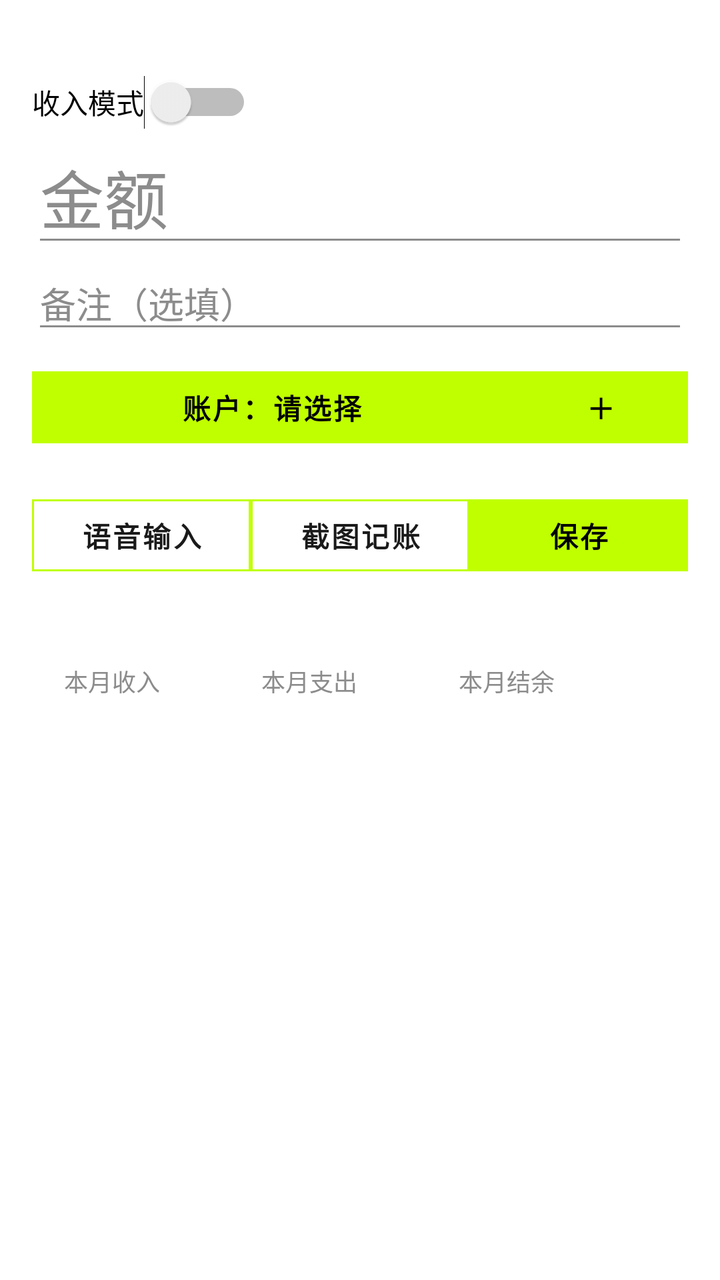
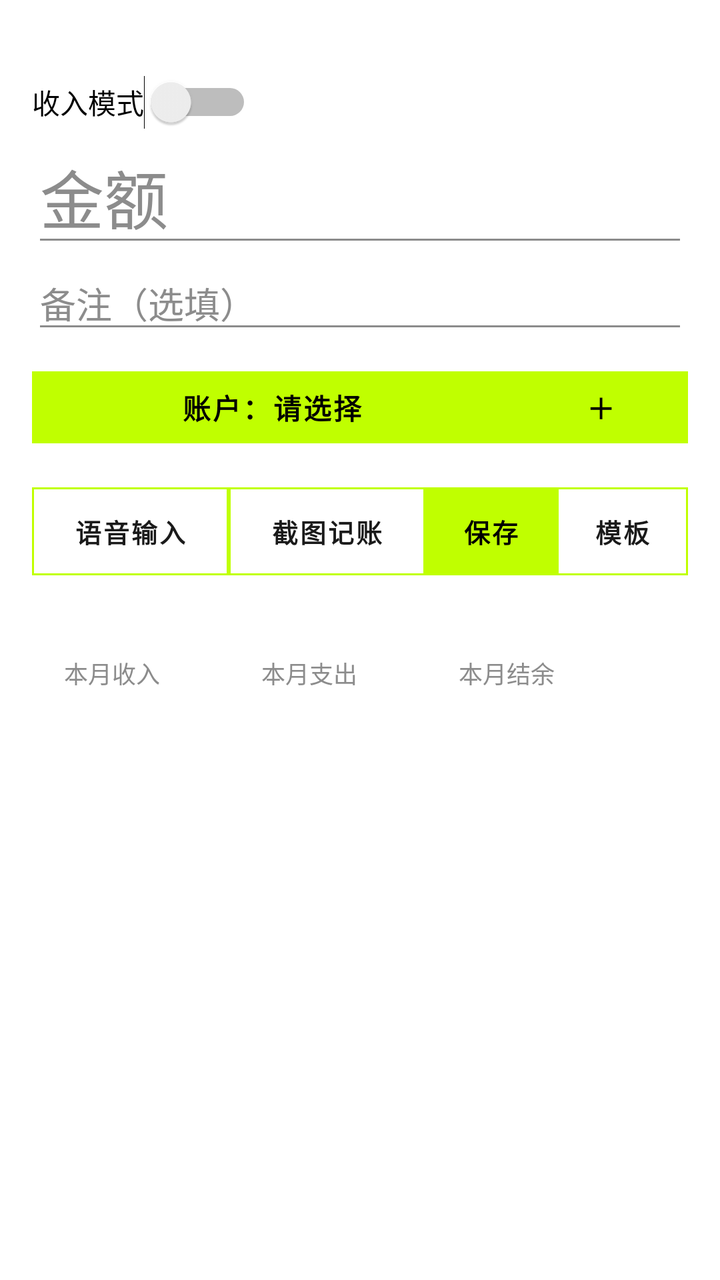

Compare the two renders of this Android layout. The source of the first and the diff that turns it into the second are given below.
<!-- AndroidManifest.xml: application theme Theme.PersonalAccounting -->
<!-- res/layout/fragment_record.xml -->
<?xml version="1.0" encoding="utf-8"?>
<ScrollView xmlns:android="http://schemas.android.com/apk/res/android"
    xmlns:app="http://schemas.android.com/apk/res-auto"
    android:layout_width="match_parent"
    android:layout_height="match_parent"
    android:fillViewport="true">

    <LinearLayout
        android:layout_width="match_parent"
        android:layout_height="wrap_content"
        android:orientation="vertical"
        android:padding="16dp">

        
        <LinearLayout
            android:id="@+id/first_use_card"
            android:layout_width="match_parent"
            android:layout_height="wrap_content"
            android:layout_marginBottom="16dp"
            android:orientation="vertical"
            android:padding="12dp"
            android:background="@drawable/category_chip"
            android:visibility="gone">

            <TextView
                android:layout_width="wrap_content"
                android:layout_height="wrap_content"
                android:text="开始记账"
                android:textColor="@color/text_primary"
                android:textSize="13sp"
                android:textStyle="bold"
                android:fontFamily="monospace" />

            <TextView
                android:layout_width="match_parent"
                android:layout_height="wrap_content"
                android:layout_marginTop="6dp"
                android:text="分类和账户已按常用项配好了（餐饮、交通…现金、微信），直接填金额就能记第一笔。"
                android:textColor="@color/text_secondary"
                android:textSize="13sp" />

            <TextView
                android:layout_width="match_parent"
                android:layout_height="wrap_content"
                android:layout_marginTop="6dp"
                android:text="想改成自己的：右上角「设置」→「管理分类 / 管理账户」。"
                android:textColor="@color/text_secondary"
                android:textSize="13sp" />

            <TextView
                android:layout_width="match_parent"
                android:layout_height="wrap_content"
                android:layout_marginTop="6dp"
                android:text="底部的「报表」能看到分类占比、跨月趋势和 AI 消费分析。"
                android:textColor="@color/text_secondary"
                android:textSize="13sp" />
        </LinearLayout>

        <TextView
            android:id="@+id/date_view"
            android:layout_width="wrap_content"
            android:layout_height="wrap_content"
            android:textStyle="bold"
            android:textSize="16sp"
            android:textColor="@color/text_primary" />

        <Switch
            android:id="@+id/sw_income"
            android:layout_width="wrap_content"
            android:layout_height="wrap_content"
            android:text="收入模式" />

        <EditText
            android:id="@+id/amount_input"
            android:layout_width="match_parent"
            android:layout_height="wrap_content"
            android:hint="@string/amount_hint"
            android:inputType="numberDecimal"
            android:fontFamily="monospace"
            android:textSize="32sp" />

        <EditText
            android:id="@+id/note_input"
            android:layout_width="match_parent"
            android:layout_height="wrap_content"
            android:hint="@string/note_hint"
            android:inputType="text"
            android:fontFamily="monospace" />

        
        <LinearLayout
            android:layout_width="match_parent"
            android:layout_height="wrap_content"
            android:orientation="horizontal"
            android:layout_marginTop="8dp">
            <Button
                android:id="@+id/account_button"
                android:layout_width="0dp"
                android:layout_height="wrap_content"
                android:layout_weight="1"
                android:text="账户：请选择" />
            <Button
                android:id="@+id/btn_add_account"
                android:layout_width="wrap_content"
                android:layout_height="wrap_content"
                android:text="＋" />
        </LinearLayout>

        
        <HorizontalScrollView
            android:layout_width="match_parent"
            android:layout_height="wrap_content"
            android:scrollbars="none">
            <LinearLayout
                android:id="@+id/category_bar"
                android:layout_width="wrap_content"
                android:layout_height="wrap_content"
                android:orientation="horizontal" />
        </HorizontalScrollView>

        <LinearLayout
            android:layout_width="match_parent"
            android:layout_height="wrap_content"
            android:orientation="horizontal"
            android:layout_marginTop="16dp">
            <Button
                style="@style/Widget.MaterialComponents.Button.OutlinedButton"
                android:id="@+id/btn_voice"
                android:layout_width="0dp"
                android:layout_height="wrap_content"
                android:layout_weight="1"
                android:text="@string/voice"
                android:textColor="@color/text_primary"
                app:cornerRadius="0dp"
                app:strokeColor="@color/accent" />
            <Button
                style="@style/Widget.MaterialComponents.Button.OutlinedButton"
                android:id="@+id/btn_screenshot"
                android:layout_width="0dp"
                android:layout_height="wrap_content"
                android:layout_weight="1"
                android:text="截图记账"
                android:textColor="@color/text_primary"
                app:cornerRadius="0dp"
                app:strokeColor="@color/accent" />
            <Button
                android:id="@+id/btn_save"
                android:layout_width="0dp"
                android:layout_height="wrap_content"
                android:layout_weight="1"
                android:text="@string/save" />
        </LinearLayout>

        
        <TextView
            android:id="@+id/recurring_pending_hint"
            android:layout_width="match_parent"
            android:layout_height="wrap_content"
            android:layout_marginTop="12dp"
            android:visibility="gone"
            android:textColor="@color/primary_dark"
            android:textSize="13sp"
            android:fontFamily="monospace" />

        <LinearLayout
            android:layout_width="match_parent"
            android:layout_height="wrap_content"
            android:orientation="horizontal"
            android:layout_marginTop="24dp"
            android:padding="16dp"
            android:background="@color/surface">

            <LinearLayout
                android:layout_width="0dp"
                android:layout_height="wrap_content"
                android:layout_weight="1"
                android:orientation="vertical">
                <TextView
                    android:layout_width="wrap_content"
                    android:layout_height="wrap_content"
                    android:text="本月收入"
                    android:textColor="@color/text_secondary"
                    android:textSize="12sp"
                    android:fontFamily="monospace" />
                <TextView
                    android:id="@+id/summary_income"
                    android:layout_width="wrap_content"
                    android:layout_height="wrap_content"
                    android:fontFamily="monospace"
                    android:textColor="@color/income"
                    android:textSize="18sp"
                    android:textStyle="bold" />
            </LinearLayout>

            <LinearLayout
                android:layout_width="0dp"
                android:layout_height="wrap_content"
                android:layout_weight="1"
                android:orientation="vertical">
                <TextView
                    android:layout_width="wrap_content"
                    android:layout_height="wrap_content"
                    android:text="本月支出"
                    android:textColor="@color/text_secondary"
                    android:textSize="12sp"
                    android:fontFamily="monospace" />
                <TextView
                    android:id="@+id/summary_expense"
                    android:layout_width="wrap_content"
                    android:layout_height="wrap_content"
                    android:fontFamily="monospace"
                    android:textColor="@color/expense"
                    android:textSize="18sp"
                    android:textStyle="bold" />
            </LinearLayout>

            <LinearLayout
                android:layout_width="0dp"
                android:layout_height="wrap_content"
                android:layout_weight="1"
                android:orientation="vertical">
                <TextView
                    android:layout_width="wrap_content"
                    android:layout_height="wrap_content"
                    android:text="本月结余"
                    android:textColor="@color/text_secondary"
                    android:textSize="12sp"
                    android:fontFamily="monospace" />
                <TextView
                    android:id="@+id/summary_balance"
                    android:layout_width="wrap_content"
                    android:layout_height="wrap_content"
                    android:fontFamily="monospace"
                    android:textColor="@color/text_primary"
                    android:textSize="18sp"
                    android:textStyle="bold" />
            </LinearLayout>
        </LinearLayout>
    </LinearLayout>
</ScrollView>
<!-- resources referenced by this layout -->
<resources>
  <color name="accent">#C0FF00</color>
  <color name="expense">#D64545</color>
  <color name="income">#2E9E24</color>
  <color name="primary_dark">#A6D800</color>
  <color name="surface">#FFFFFF</color>
  <color name="text_primary">#1A1A1A</color>
  <color name="text_secondary">#8C8C8C</color>
  <!-- drawable category_chip (drawable) -->
  <?xml version="1.0" encoding="utf-8"?>
  <selector xmlns:android="http://schemas.android.com/apk/res/android">
      <item android:state_selected="true">
          <shape android:shape="rectangle">
              <solid android:color="@color/primary"/>
              <corners android:radius="0dp"/>
          </shape>
      </item>
      <item>
          <shape android:shape="rectangle">
              <solid android:color="@color/chip_background"/>
              <stroke android:width="1dp" android:color="@color/chip_stroke"/>
              <corners android:radius="0dp"/>
          </shape>
      </item>
  </selector>
  <string name="amount_hint">金额</string>
  <string name="note_hint">备注（选填）</string>
  <string name="save">保存</string>
  <string name="voice">语音输入</string>
  <style name="Theme.PersonalAccounting" parent="Theme.MaterialComponents.DayNight.NoActionBar">
          <item name="colorPrimary">@color/primary</item>
          <item name="colorPrimaryDark">@color/primary_dark</item>
          <item name="colorAccent">@color/accent</item>
          <item name="colorSecondary">@color/accent</item>
          
          <item name="colorOnPrimary">#000000</item>
          <item name="colorOnSecondary">#000000</item>
          <item name="colorControlActivated">@color/accent</item>
          <item name="android:statusBarColor">@color/background</item>
          <item name="android:navigationBarColor">@color/background</item>
          <item name="android:windowLightStatusBar">true</item>
          
          <item name="android:forceDarkAllowed">false</item>
          <item name="android:textColorPrimary">@color/text_primary</item>
          
          <item name="android:textColorHint">@color/text_secondary</item>
          <item name="colorControlNormal">@color/text_secondary</item>
          <item name="android:textColorSecondary">@color/text_secondary</item>
          <item name="materialButtonStyle">@style/Widget.App.Button</item>
          
          <item name="materialButtonOutlinedStyle">@style/Widget.App.Button.Outlined</item>
      </style>
  <color name="primary">#C0FF00</color>
  <color name="chip_background">#FFFFFF</color>
  <color name="chip_stroke">#D9D9D9</color>
  <color name="background">#F5F5F5</color>
  <style name="Widget.App.Button" parent="Widget.MaterialComponents.Button.UnelevatedButton">
          <item name="cornerRadius">0dp</item>
          <item name="backgroundTint">@color/btn_tint_filled</item>
          <item name="android:textColor">@color/btn_text_filled</item>
          <item name="rippleColor">@android:color/transparent</item>
          <item name="android:textStyle">bold</item>
          <item name="android:textAllCaps">true</item>
          <item name="android:letterSpacing">0.08</item>
          <item name="android:stateListAnimator">@null</item>
      </style>
  <style name="Widget.App.Button.Outlined" parent="Widget.MaterialComponents.Button.OutlinedButton">
          <item name="cornerRadius">0dp</item>
          <item name="backgroundTint">@color/btn_tint_outlined</item>
          <item name="android:textColor">@color/btn_text_outlined</item>
          <item name="rippleColor">@android:color/transparent</item>
          <item name="android:textStyle">bold</item>
          <item name="android:textAllCaps">true</item>
          <item name="android:letterSpacing">0.08</item>
          <item name="android:stateListAnimator">@null</item>
      </style>
</resources>

<!-- the commit's change to res/layout/fragment_record.xml (unified diff, before → after) -->
@@ -118,17 +118,25 @@
                 android:orientation="horizontal" />
         </HorizontalScrollView>
 
+        
         <LinearLayout
             android:layout_width="match_parent"
             android:layout_height="wrap_content"
             android:orientation="horizontal"
-            android:layout_marginTop="16dp">
+            android:layout_marginTop="16dp"
+            android:baselineAligned="false">
             <Button
                 style="@style/Widget.MaterialComponents.Button.OutlinedButton"
                 android:id="@+id/btn_voice"
                 android:layout_width="0dp"
                 android:layout_height="wrap_content"
-                android:layout_weight="1"
+                android:layout_weight="3"
+                android:minHeight="44dp"
+                android:insetTop="0dp"
+                android:insetBottom="0dp"
+                android:maxLines="1"
+                android:fontFamily="monospace"
+                android:textSize="13sp"
                 android:text="@string/voice"
                 android:textColor="@color/text_primary"
                 app:cornerRadius="0dp"
@@ -138,7 +146,13 @@
                 android:id="@+id/btn_screenshot"
                 android:layout_width="0dp"
                 android:layout_height="wrap_content"
-                android:layout_weight="1"
+                android:layout_weight="3"
+                android:minHeight="44dp"
+                android:insetTop="0dp"
+                android:insetBottom="0dp"
+                android:maxLines="1"
+                android:fontFamily="monospace"
+                android:textSize="13sp"
                 android:text="截图记账"
                 android:textColor="@color/text_primary"
                 app:cornerRadius="0dp"
@@ -147,8 +161,30 @@
                 android:id="@+id/btn_save"
                 android:layout_width="0dp"
                 android:layout_height="wrap_content"
-                android:layout_weight="1"
+                android:layout_weight="2"
+                android:minHeight="44dp"
+                android:insetTop="0dp"
+                android:insetBottom="0dp"
+                android:maxLines="1"
+                android:fontFamily="monospace"
+                android:textSize="13sp"
                 android:text="@string/save" />
+            <Button
+                style="@style/Widget.MaterialComponents.Button.OutlinedButton"
+                android:id="@+id/btn_template"
+                android:layout_width="0dp"
+                android:layout_height="wrap_content"
+                android:layout_weight="2"
+                android:minHeight="44dp"
+                android:insetTop="0dp"
+                android:insetBottom="0dp"
+                android:maxLines="1"
+                android:fontFamily="monospace"
+                android:textSize="13sp"
+                android:text="模板"
+                android:textColor="@color/text_primary"
+                app:cornerRadius="0dp"
+                app:strokeColor="@color/accent" />
         </LinearLayout>
 
         
